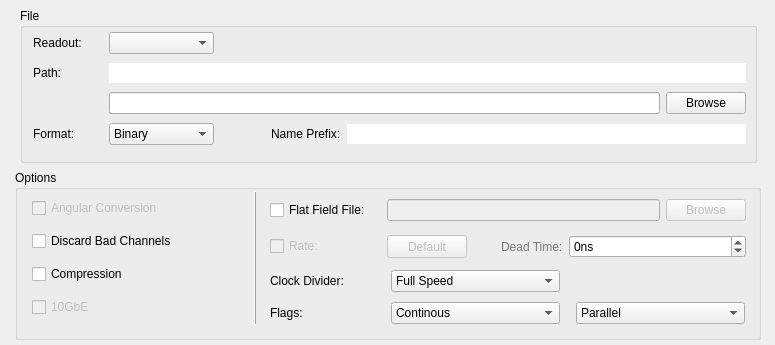
The window that slsDetectorGui/forms/form_tab_dataoutput.ui (slsdetectorgroup/slsDetectorPackage) describes before a commit, drawn with Qt 5.
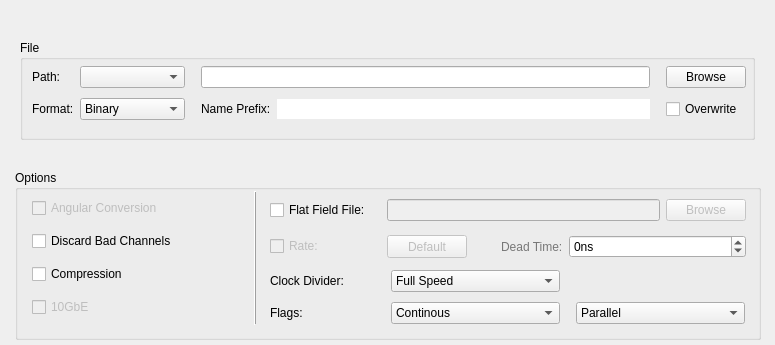
The same window after the commit. Icons and pictures are not drawn.

Commit message: incl. prev commit: Included file overwrite, format and changed the functonality of filewrite enable and file path

The edit to the form file:
```diff
--- a/slsDetectorGui/forms/form_tab_dataoutput.ui
+++ b/slsDetectorGui/forms/form_tab_dataoutput.ui
@@ -496,9 +496,9 @@
    <property name="geometry">
     <rect>
      <x>20</x>
-     <y>8</y>
-     <width>737</width>
-     <height>155</height>
+     <y>40</y>
+     <width>735</width>
+     <height>100</height>
     </rect>
    </property>
    <property name="title">
@@ -507,33 +507,44 @@
    <widget class="QWidget" name="horizontalLayoutWidget">
     <property name="geometry">
      <rect>
-      <x>13</x>
-      <y>19</y>
-      <width>713</width>
-      <height>125</height>
+      <x>12</x>
+      <y>20</y>
+      <width>714</width>
+      <height>68</height>
      </rect>
     </property>
     <layout class="QGridLayout" name="gridLayout">
      <property name="verticalSpacing">
       <number>4</number>
      </property>
-     <item row="3" column="2">
-      <spacer name="horizontalSpacer_6">
-       <property name="orientation">
-        <enum>Qt::Horizontal</enum>
+     <item row="0" column="16">
+      <widget class="QPushButton" name="btnOutputBrowse">
+       <property name="sizePolicy">
+        <sizepolicy hsizetype="Fixed" vsizetype="Fixed">
+         <horstretch>0</horstretch>
+         <verstretch>0</verstretch>
+        </sizepolicy>
        </property>
-       <property name="sizeType">
-        <enum>QSizePolicy::Fixed</enum>
+       <property name="toolTip">
+        <string>&lt;nobr&gt;
+Directory where one saves the data.
+&lt;/nobr&gt;&lt;br&gt;
+ #outdir#
+&lt;br&gt;
+Disabled if a receiver is utilized in acquisition.
+&lt;br&gt;
+</string>
        </property>
-       <property name="sizeHint" stdset="0">
-        <size>
-         <width>45</width>
-         <height>20</height>
-        </size>
+       <property name="text">
+        <string>Browse</string>
        </property>
-      </spacer>
+       <property name="icon">
+        <iconset resource="../include/icons.qrc">
+         <normaloff>:/icons/images/browse.png</normaloff>:/icons/images/browse.png</iconset>
+       </property>
+      </widget>
      </item>
-     <item row="3" column="1">
+     <item row="1" column="1">
       <widget class="QComboBox" name="comboFileFormat">
        <property name="sizePolicy">
         <sizepolicy hsizetype="Fixed" vsizetype="Fixed">
@@ -567,69 +578,21 @@
        </item>
       </widget>
      </item>
-     <item row="0" column="0">
-      <widget class="QLabel" name="lblDetector">
-       <property name="sizePolicy">
-        <sizepolicy hsizetype="Fixed" vsizetype="Preferred">
-         <horstretch>0</horstretch>
-         <verstretch>0</verstretch>
-        </sizepolicy>
+     <item row="1" column="2">
+      <spacer name="horizontalSpacer_10">
+       <property name="orientation">
+        <enum>Qt::Horizontal</enum>
        </property>
-       <property name="maximumSize">
+       <property name="sizeType">
+        <enum>QSizePolicy::Fixed</enum>
+       </property>
+       <property name="sizeHint" stdset="0">
         <size>
-         <width>70</width>
-         <height>16777215</height>
+         <width>10</width>
+         <height>20</height>
         </size>
        </property>
-       <property name="palette">
-        <palette>
-         <active>
-          <colorrole role="WindowText">
-           <brush brushstyle="SolidPattern">
-            <color alpha="255">
-             <red>2</red>
-             <green>2</green>
-             <blue>2</blue>
-            </color>
-           </brush>
-          </colorrole>
-         </active>
-         <inactive>
-          <colorrole role="WindowText">
-           <brush brushstyle="SolidPattern">
-            <color alpha="255">
-             <red>0</red>
-             <green>0</green>
-             <blue>0</blue>
-            </color>
-           </brush>
-          </colorrole>
-         </inactive>
-         <disabled>
-          <colorrole role="WindowText">
-           <brush brushstyle="SolidPattern">
-            <color alpha="255">
-             <red>119</red>
-             <green>119</green>
-             <blue>119</blue>
-            </color>
-           </brush>
-          </colorrole>
-         </disabled>
-        </palette>
-       </property>
-       <property name="toolTip">
-        <string>&lt;nobr&gt;
-Directory where one saves the data.
-&lt;/nobr&gt;&lt;br&gt;
- #outdir#
-&lt;br&gt;
-</string>
-       </property>
-       <property name="text">
-        <string>Readout:</string>
-       </property>
-      </widget>
+      </spacer>
      </item>
      <item row="0" column="1">
       <widget class="QComboBox" name="comboDetector">
@@ -647,146 +610,7 @@
        </property>
       </widget>
      </item>
-     <item row="1" column="1" colspan="6">
-      <widget class="QLineEdit" name="dispReadOutputDir">
-       <property name="focusPolicy">
-        <enum>Qt::NoFocus</enum>
-       </property>
-       <property name="toolTip">
-        <string>&lt;nobr&gt;
-Directory where one saves the data.
-&lt;/nobr&gt;&lt;br&gt;
- #outdir#
-&lt;br&gt;
-</string>
-       </property>
-       <property name="frame">
-        <bool>false</bool>
-       </property>
-       <property name="echoMode">
-        <enum>QLineEdit::Normal</enum>
-       </property>
-       <property name="readOnly">
-        <bool>true</bool>
-       </property>
-      </widget>
-     </item>
-     <item row="3" column="0">
-      <widget class="QLabel" name="lblFileFormat">
-       <property name="sizePolicy">
-        <sizepolicy hsizetype="Fixed" vsizetype="Preferred">
-         <horstretch>0</horstretch>
-         <verstretch>0</verstretch>
-        </sizepolicy>
-       </property>
-       <property name="maximumSize">
-        <size>
-         <width>70</width>
-         <height>16777215</height>
-        </size>
-       </property>
-       <property name="palette">
-        <palette>
-         <active>
-          <colorrole role="WindowText">
-           <brush brushstyle="SolidPattern">
-            <color alpha="255">
-             <red>2</red>
-             <green>2</green>
-             <blue>2</blue>
-            </color>
-           </brush>
-          </colorrole>
-         </active>
-         <inactive>
-          <colorrole role="WindowText">
-           <brush brushstyle="SolidPattern">
-            <color alpha="255">
-             <red>0</red>
-             <green>0</green>
-             <blue>0</blue>
-            </color>
-           </brush>
-          </colorrole>
-         </inactive>
-         <disabled>
-          <colorrole role="WindowText">
-           <brush brushstyle="SolidPattern">
-            <color alpha="255">
-             <red>119</red>
-             <green>119</green>
-             <blue>119</blue>
-            </color>
-           </brush>
-          </colorrole>
-         </disabled>
-        </palette>
-       </property>
-       <property name="toolTip">
-        <string>&lt;html&gt;&lt;head/&gt;&lt;body&gt;&lt;p&gt;File Format&lt;br/&gt;#fileformat# &lt;br/&gt;&lt;/p&gt;&lt;/body&gt;&lt;/html&gt;</string>
-       </property>
-       <property name="text">
-        <string>Format:</string>
-       </property>
-      </widget>
-     </item>
-     <item row="0" column="2" colspan="5">
-      <spacer name="horizontalSpacer_8">
-       <property name="orientation">
-        <enum>Qt::Horizontal</enum>
-       </property>
-       <property name="sizeType">
-        <enum>QSizePolicy::Fixed</enum>
-       </property>
-       <property name="sizeHint" stdset="0">
-        <size>
-         <width>470</width>
-         <height>20</height>
-        </size>
-       </property>
-      </spacer>
-     </item>
-     <item row="2" column="6">
-      <widget class="QPushButton" name="btnOutputBrowse">
-       <property name="sizePolicy">
-        <sizepolicy hsizetype="Fixed" vsizetype="Fixed">
-         <horstretch>0</horstretch>
-         <verstretch>0</verstretch>
-        </sizepolicy>
-       </property>
-       <property name="toolTip">
-        <string>&lt;nobr&gt;
-Directory where one saves the data.
-&lt;/nobr&gt;&lt;br&gt;
- #outdir#
-&lt;br&gt;
-</string>
-       </property>
-       <property name="text">
-        <string>Browse</string>
-       </property>
-       <property name="icon">
-        <iconset resource="../include/icons.qrc">
-         <normaloff>:/icons/images/browse.png</normaloff>:/icons/images/browse.png</iconset>
-       </property>
-      </widget>
-     </item>
-     <item row="2" column="1" colspan="5">
-      <widget class="QLineEdit" name="dispOutputDir">
-       <property name="focusPolicy">
-        <enum>Qt::StrongFocus</enum>
-       </property>
-       <property name="toolTip">
-        <string>&lt;nobr&gt;
-Directory where one saves the data.
-&lt;/nobr&gt;&lt;br&gt;
- #outdir#
-&lt;br&gt;
-</string>
-       </property>
-      </widget>
-     </item>
-     <item row="1" column="0">
+     <item row="0" column="0">
       <widget class="QLabel" name="lblOutputDir">
        <property name="sizePolicy">
         <sizepolicy hsizetype="Fixed" vsizetype="Preferred">
@@ -850,26 +674,105 @@
        </property>
       </widget>
      </item>
-     <item row="3" column="4" colspan="3">
-      <widget class="QLineEdit" name="dispFileName">
-       <property name="focusPolicy">
-        <enum>Qt::NoFocus</enum>
+     <item row="1" column="0">
+      <widget class="QLabel" name="lblFileFormat">
+       <property name="sizePolicy">
+        <sizepolicy hsizetype="Fixed" vsizetype="Preferred">
+         <horstretch>0</horstretch>
+         <verstretch>0</verstretch>
+        </sizepolicy>
        </property>
+       <property name="maximumSize">
+        <size>
+         <width>70</width>
+         <height>16777215</height>
+        </size>
+       </property>
+       <property name="palette">
+        <palette>
+         <active>
+          <colorrole role="WindowText">
+           <brush brushstyle="SolidPattern">
+            <color alpha="255">
+             <red>2</red>
+             <green>2</green>
+             <blue>2</blue>
+            </color>
+           </brush>
+          </colorrole>
+         </active>
+         <inactive>
+          <colorrole role="WindowText">
+           <brush brushstyle="SolidPattern">
+            <color alpha="255">
+             <red>0</red>
+             <green>0</green>
+             <blue>0</blue>
+            </color>
+           </brush>
+          </colorrole>
+         </inactive>
+         <disabled>
+          <colorrole role="WindowText">
+           <brush brushstyle="SolidPattern">
+            <color alpha="255">
+             <red>119</red>
+             <green>119</green>
+             <blue>119</blue>
+            </color>
+           </brush>
+          </colorrole>
+         </disabled>
+        </palette>
+       </property>
        <property name="toolTip">
         <string>&lt;html&gt;&lt;head/&gt;&lt;body&gt;&lt;p&gt;Name of file. Can be modified in Measurement tab.&lt;br/&gt;#fname# &lt;br/&gt;&lt;/p&gt;&lt;/body&gt;&lt;/html&gt;</string>
        </property>
-       <property name="frame">
-        <bool>false</bool>
+       <property name="text">
+        <string>Format:</string>
        </property>
-       <property name="echoMode">
-        <enum>QLineEdit::Normal</enum>
+      </widget>
+     </item>
+     <item row="1" column="16">
+      <widget class="QCheckBox" name="chkOverwriteEnable">
+       <property name="sizePolicy">
+        <sizepolicy hsizetype="Fixed" vsizetype="Fixed">
+         <horstretch>0</horstretch>
+         <verstretch>0</verstretch>
+        </sizepolicy>
        </property>
-       <property name="readOnly">
-        <bool>true</bool>
+       <property name="maximumSize">
+        <size>
+         <width>16777215</width>
+         <height>16777215</height>
+        </size>
        </property>
+       <property name="toolTip">
+        <string>Overwrite Enable
+ #overwrite#</string>
+       </property>
+       <property name="text">
+        <string>Overwrite</string>
+       </property>
       </widget>
      </item>
-     <item row="3" column="3">
+     <item row="1" column="15">
+      <spacer name="horizontalSpacer_9">
+       <property name="orientation">
+        <enum>Qt::Horizontal</enum>
+       </property>
+       <property name="sizeType">
+        <enum>QSizePolicy::Fixed</enum>
+       </property>
+       <property name="sizeHint" stdset="0">
+        <size>
+         <width>10</width>
+         <height>20</height>
+        </size>
+       </property>
+      </spacer>
+     </item>
+     <item row="1" column="3">
       <widget class="QLabel" name="lblFileName">
        <property name="sizePolicy">
         <sizepolicy hsizetype="Fixed" vsizetype="Preferred">
@@ -877,6 +780,12 @@
          <verstretch>0</verstretch>
         </sizepolicy>
        </property>
+       <property name="maximumSize">
+        <size>
+         <width>75</width>
+         <height>16777215</height>
+        </size>
+       </property>
        <property name="palette">
         <palette>
          <active>
@@ -922,6 +831,52 @@
        </property>
       </widget>
      </item>
+     <item row="1" column="4" colspan="11">
+      <widget class="QLineEdit" name="dispFileName">
+       <property name="sizePolicy">
+        <sizepolicy hsizetype="Expanding" vsizetype="Fixed">
+         <horstretch>0</horstretch>
+         <verstretch>0</verstretch>
+        </sizepolicy>
+       </property>
+       <property name="maximumSize">
+        <size>
+         <width>16777215</width>
+         <height>16777215</height>
+        </size>
+       </property>
+       <property name="focusPolicy">
+        <enum>Qt::NoFocus</enum>
+       </property>
+       <property name="toolTip">
+        <string>&lt;html&gt;&lt;head/&gt;&lt;body&gt;&lt;p&gt;Name of file. Can be modified in Measurement tab.&lt;br/&gt;#fname# &lt;br/&gt;&lt;/p&gt;&lt;/body&gt;&lt;/html&gt;</string>
+       </property>
+       <property name="frame">
+        <bool>false</bool>
+       </property>
+       <property name="echoMode">
+        <enum>QLineEdit::Normal</enum>
+       </property>
+       <property name="readOnly">
+        <bool>true</bool>
+       </property>
+      </widget>
+     </item>
+     <item row="0" column="3" colspan="12">
+      <widget class="QLineEdit" name="dispOutputDir">
+       <property name="focusPolicy">
+        <enum>Qt::StrongFocus</enum>
+       </property>
+       <property name="toolTip">
+        <string>&lt;nobr&gt;
+Directory where one saves the data.
+&lt;/nobr&gt;&lt;br&gt;
+ #outdir#
+&lt;br&gt;
+</string>
+       </property>
+      </widget>
+     </item>
     </layout>
    </widget>
   </widget>
```
Left out of the diff: 4 changed lines with no effect on the pictures. The commit also changes 1 other file.
